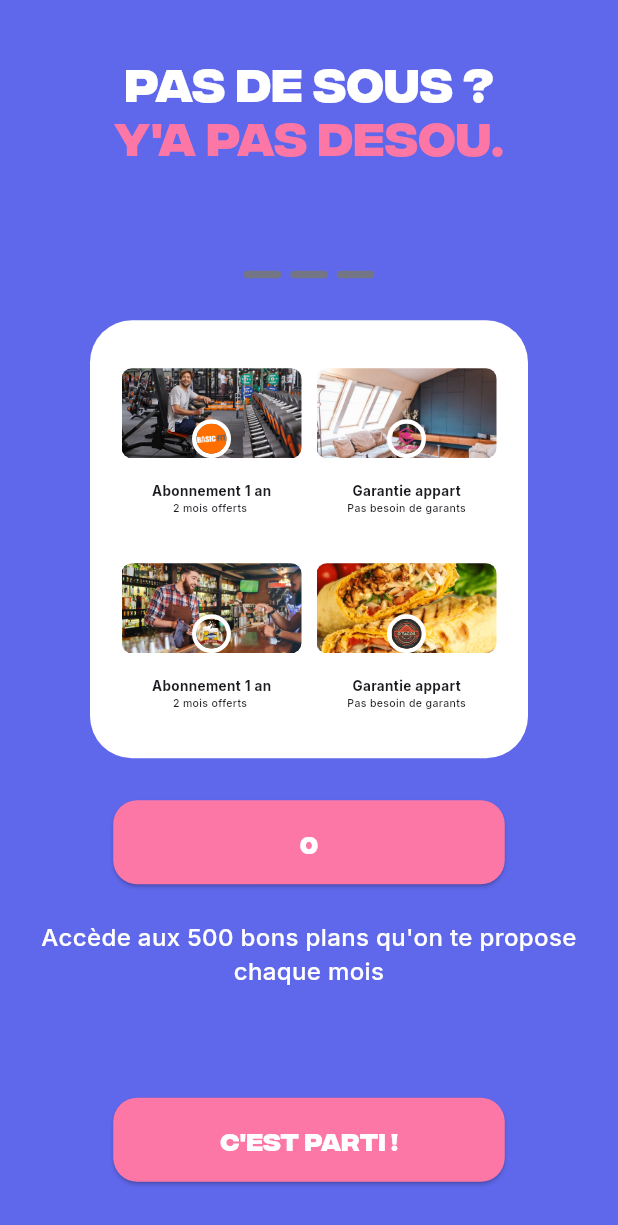
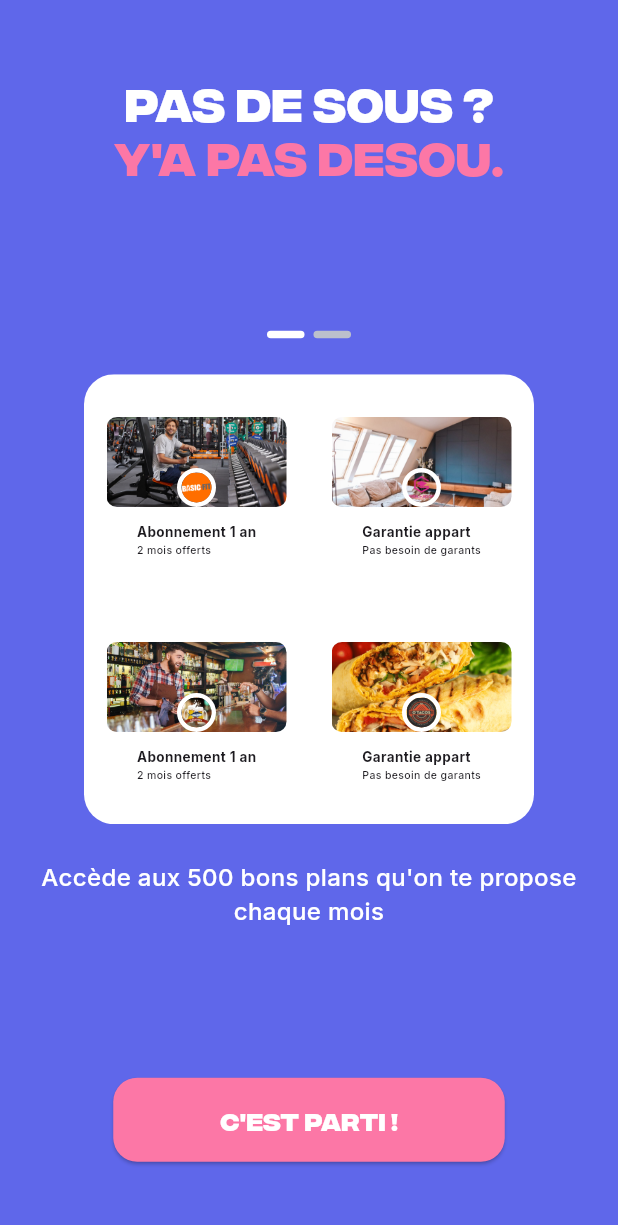
Before and after one commit to eliottignoble/feeder_app, a Flutter app: the screen it shows after launch, on a phone screen of 412 x 824 dp. Shown: the top 1225 px of the screen. Run offline on Flutter 3.47's test engine with Material 3 defaults, Android fonts, the light colour scheme and no system bars; our stand-ins replace go_router, shared_preferences.

Commit message:
:memo: added PageView + state for currentPage

```diff
--- /dev/null
+++ b/lib/features/onboarding/domain/enum/data_onboarding.dart
@@ -0,0 +1,64 @@
+import 'package:feeed/assets/images.dart';
+
+enum ImageInfoCards {
+  image1(
+    CustomImages.basicFeet,
+    CustomImages.logoBasicFeet,
+    'Abonnement 1 an',
+    '2 mois offerts ',
+  ),
+  image2(
+    CustomImages.hotel,
+    CustomImages.logoHotel,
+    'Garantie appart',
+    'Pas besoin de garants',
+  ),
+  image3(
+    CustomImages.bar,
+    CustomImages.lobarBar,
+    'Abonnement 1 an',
+    '2 mois offerts ',
+  ),
+  image4(
+    CustomImages.tacos,
+    CustomImages.logosTacos,
+    'Garantie appart',
+    'Pas besoin de garants',
+  ),
+  image5(
+    CustomImages.logoBasicFeet,
+    CustomImages.basicFeet,
+    'Abonnement 1 an',
+    '2 mois offerts ',
+  ),
+  image6(
+    CustomImages.hotel,
+    CustomImages.logoHotel,
+    'Garantie appart',
+    'Pas besoin de garants',
+  ),
+  image7(
+    CustomImages.bar,
+    CustomImages.lobarBar,
+    'Abonnement 1 an',
+    '2 mois offerts ',
+  ),
+  image8(
+    CustomImages.tacos,
+    CustomImages.logosTacos,
+    'Garantie appart',
+    'Pas besoin de garants',
+  );
+
+  const ImageInfoCards(
+    this.imagePath,
+    this.imageLogo,
+    this.title,
+    this.subtitle,
+  );
+
+  final String imagePath;
+  final String imageLogo;
+  final String title;
+  final String subtitle;
+}
--- a/lib/features/onboarding/presentation/components/cards-onboarding.dart
+++ /dev/null
@@ -1,162 +0,0 @@
-import 'package:feeed/assets/colors.dart';
-import 'package:feeed/assets/images.dart';
-import 'package:feeed/assets/typography.dart';
-import 'package:flutter/material.dart';
-
-class CardsOnboarding extends StatelessWidget {
-  const CardsOnboarding({super.key});
-
-  @override
-  Widget build(BuildContext context) {
-    // 1️⃣ Créer les sous-listes (4 images par card)
-    List<List<ImageInfoCards>> chunkedImages = [];
-    for (var i = 0; i < ImageInfoCards.values.length; i += 4) {
-      chunkedImages.add(
-        ImageInfoCards.values.sublist(
-          i,
-          (i + 4).clamp(0, ImageInfoCards.values.length),
-        ),
-      );
-    }
-
-    return CarouselView(
-      backgroundColor: CustomColors.white,
-      scrollDirection: Axis.horizontal,
-      itemExtent: 300,
-      itemSnapping: true,
-      children: chunkedImages.map((sublist) {
-        final index = sublist;
-        print(chunkedImages.length);
-        return Column(
-          children: [
-            Padding(
-              padding: const EdgeInsets.all(16),
-              child: Column(
-                children: [
-                  GridView.count(
-                    shrinkWrap: true,
-                    crossAxisCount: 2,
-                    physics: const NeverScrollableScrollPhysics(),
-                    children: sublist.map((img) {
-                      return Column(
-                        mainAxisAlignment: MainAxisAlignment.center,
-                        crossAxisAlignment: CrossAxisAlignment.center,
-                        children: [
-                          Stack(
-                            alignment: Alignment.bottomCenter,
-                            children: [
-                              ClipRRect(
-                                borderRadius: BorderRadius.circular(7),
-                                child: Image.asset(
-                                  img.imagePath,
-                                  fit: BoxFit.cover,
-                                  width: 120,
-                                  height: 60,
-                                ),
-                              ),
-                              Container(
-                                decoration: BoxDecoration(
-                                  borderRadius: BorderRadius.circular(20),
-                                  border: Border.all(
-                                    color: CustomColors.white,
-                                    width: 3,
-                                  ),
-                                ),
-                                child: ClipRRect(
-                                  borderRadius: BorderRadius.circular(20),
-                                  child: Image.asset(
-                                    img.imageLogo,
-                                    width: 20,
-                                    height: 20,
-                                  ),
-                                ),
-                              ),
-                            ],
-                          ),
-                          const SizedBox(height: 15),
-                          Text(
-                            img.title,
-                            style: CustomTextStyles.cardsOnboardingTitle,
-                            textAlign: TextAlign.start,
-                          ),
-                          Text(
-                            img.subtitle,
-                            style: CustomTextStyles.cardsOnboardingsDescription,
-                            textAlign: TextAlign.start,
-                          ),
-                        ],
-                      );
-                    }).toList(),
-                  ),
-                ],
-              ),
-            ),
-          ],
-        );
-      }).toList(),
-    );
-  }
-}
-
-enum ImageInfoCards {
-  image1(
-    CustomImages.basicFeet,
-    CustomImages.logoBasicFeet,
-    'Abonnement 1 an',
-    '2 mois offerts ',
-  ),
-  image2(
-    CustomImages.hotel,
-    CustomImages.logoHotel,
-    'Garantie appart',
-    'Pas besoin de garants',
-  ),
-  image3(
-    CustomImages.bar,
-    CustomImages.lobarBar,
-    'Abonnement 1 an',
-    '2 mois offerts ',
-  ),
-  image4(
-    CustomImages.tacos,
-    CustomImages.logosTacos,
-    'Garantie appart',
-    'Pas besoin de garants',
-  ),
-  image5(
-    CustomImages.logoBasicFeet,
-    CustomImages.basicFeet,
-    'Abonnement 1 an',
-    '2 mois offerts ',
-  ),
-  image6(
-    CustomImages.hotel,
-    CustomImages.logoHotel,
-    'Garantie appart',
-    'Pas besoin de garants',
-  ),
-  image7(
-    CustomImages.bar,
-    CustomImages.lobarBar,
-    'Abonnement 1 an',
-    '2 mois offerts ',
-  ),
-  image8(
-    CustomImages.tacos,
-    CustomImages.logosTacos,
-    'Garantie appart',
-    'Pas besoin de garants',
-  );
-
-  const ImageInfoCards(
-    this.imagePath,
-    this.imageLogo,
-    this.title,
-    this.subtitle,
-  );
-
-  final String imagePath;
-  final String imageLogo;
-  final String title;
-  final String subtitle;
-}
--- a/lib/features/onboarding/presentation/components/counter.dart
+++ b/lib/features/onboarding/presentation/components/counter.dart
@@ -2,14 +2,22 @@ import 'package:feeed/features/shared/style/components/cta_button.dart';
 import 'package:flutter/cupertino.dart';
 
 class Counter extends StatefulWidget {
-  const Counter({super.key});
+  const Counter({super.key, required this.lenghtChunkedImages});
+
+  final int lenghtChunkedImages;
 
   @override
   State<Counter> createState() => _CounterState();
 }
 
 class _CounterState extends State<Counter> {
-  int _counter = 0;
+  late int _counter;
+
+  @override
+  void initState() {
+    super.initState();
+    _counter = widget.lenghtChunkedImages;
+  }
 
   void _increment() {
     setState(() {
--- /dev/null
+++ b/lib/features/onboarding/presentation/components/onboarding_card.dart
@@ -0,0 +1,119 @@
+import 'package:feeed/assets/colors.dart';
+import 'package:feeed/assets/typography.dart';
+import 'package:flutter/material.dart';
+
+class CardsOnboarding extends StatefulWidget {
+  const CardsOnboarding({
+    super.key,
+    required this.imagesChunked,
+    required this.onSlideChanged,
+  });
+
+  final List<List> imagesChunked;
+  final void Function(int) onSlideChanged;
+
+  @override
+  State<CardsOnboarding> createState() => _CardsOnboardingState();
+}
+
+class _CardsOnboardingState extends State<CardsOnboarding> {
+  final PageController _controller = PageController();
+  int currentIndex = 0;
+
+  @override
+  // nettoyage du composant
+  void dispose() {
+    _controller.dispose();
+    super.dispose();
+  }
+
+  @override
+  Widget build(BuildContext context) {
+    return PageView.builder(
+      controller: _controller,
+      scrollDirection: Axis.horizontal,
+      // page qui change
+      onPageChanged: (index) {
+        setState(() => currentIndex = index);
+        // on renvoit au parent
+        widget.onSlideChanged(index);
+      },
+      itemCount: widget.imagesChunked.length,
+      itemBuilder: (context, index) {
+        final sublist = widget.imagesChunked[index];
+        return ClipRRect(
+          borderRadius: BorderRadius.circular(20),
+          child: Container(
+            color: CustomColors.white,
+            child: Column(
+              children: [
+                GridView.count(
+                  shrinkWrap: true,
+                  crossAxisCount: 2,
+                  physics: const NeverScrollableScrollPhysics(),
+                  children: sublist.map((img) {
+                    return Column(
+                      spacing: 10,
+                      mainAxisAlignment: MainAxisAlignment.center,
+                      crossAxisAlignment: CrossAxisAlignment.center,
+                      children: [
+                        Stack(
+                          alignment: Alignment.bottomCenter,
+                          children: [
+                            ClipRRect(
+                              borderRadius: BorderRadius.circular(7),
+                              child: Image.asset(
+                                img.imagePath,
+                                fit: BoxFit.cover,
+                                width: 120,
+                                height: 60,
+                              ),
+                            ),
+                            Container(
+                              decoration: BoxDecoration(
+                                borderRadius: BorderRadius.circular(20),
+                                border: Border.all(
+                                  color: CustomColors.white,
+                                  width: 3,
+                                ),
+                              ),
+                              child: ClipRRect(
+                                borderRadius: BorderRadius.circular(20),
+                                child: Image.asset(
+                                  img.imageLogo,
+                                  width: 20,
+                                  height: 20,
+                                ),
+                              ),
+                            ),
+                          ],
+                        ),
+                        Column(
+                          mainAxisAlignment: MainAxisAlignment.start,
+                          crossAxisAlignment: CrossAxisAlignment.start,
+                          children: [
+                            Text(
+                              img.title,
+                              style: CustomTextStyles.cardsOnboardingTitle,
+                              textAlign: TextAlign.start,
+                            ),
+                            Text(
+                              img.subtitle,
+                              style:
+                                  CustomTextStyles.cardsOnboardingsDescription,
+                              textAlign: TextAlign.start,
+                            ),
+                          ],
+                        ),
+                      ],
+                    );
+                  }).toList(),
+                ),
+              ],
+            ),
+          ),
+        );
+      },
+    );
+  }
+}
--- a/lib/features/onboarding/presentation/steps/onboarding_start.dart
+++ b/lib/features/onboarding/presentation/steps/onboarding_start.dart
@@ -1,17 +1,34 @@
 import 'package:feeed/assets/colors.dart';
+import 'package:feeed/features/onboarding/domain/enum/data_onboarding.dart';
 import 'package:feeed/assets/typography.dart';
-import 'package:feeed/features/onboarding/presentation/components/cards-onboarding.dart';
+import 'package:feeed/features/onboarding/presentation/components/onboarding_card.dart';
 import 'package:feeed/features/onboarding/presentation/components/counter.dart';
 import 'package:feeed/features/shared/style/components/cta_button.dart';
 import 'package:feeed/providers/onboarding_providers.dart';
 import 'package:flutter/material.dart';
 import 'package:provider/provider.dart';
 
-class OnboardingStart extends StatelessWidget {
-  const OnboardingStart({super.key});
+class OnboardingStart extends StatefulWidget {
+  @override
+  State<StatefulWidget> createState() => _OnboardingStartSate();
+}
+
+class _OnboardingStartSate extends State<OnboardingStart> {
+  int currentSlide = 0;
 
   @override
   Widget build(BuildContext context) {
+    // 1️⃣ Créer les sous-listes (4 images par card)
+    List<List<ImageInfoCards>> chunkedImages = [];
+    for (var i = 0; i < ImageInfoCards.values.length; i += 4) {
+      chunkedImages.add(
+        ImageInfoCards.values.sublist(
+          i,
+          (i + 4).clamp(0, ImageInfoCards.values.length),
+        ),
+      );
+    }
+
     return Scaffold(
       backgroundColor: CustomColors.bg,
       body: Center(
@@ -37,45 +54,44 @@ class OnboardingStart extends StatelessWidget {
                 ),
               ],
             ),
-
             //  partie centrale
             Column(
               spacing: 24,
               children: [
                 Row(
                   mainAxisAlignment: MainAxisAlignment.center,
-                  spacing: 6,
                   children: [
-                    Container(
-                      decoration: BoxDecoration(
-                        borderRadius: BorderRadius.circular(20),
-                        color: CustomColors.grey,
+                    for (var i = 0; i < chunkedImages.length; i++)
+                      Container(
+                        height: 5,
+                        width: 25,
+                        margin: const EdgeInsets.symmetric(horizontal: 3),
+                        decoration: BoxDecoration(
+                          borderRadius: BorderRadius.circular(20),
+                          color: i == currentSlide
+                              ? CustomColors.white
+                              : CustomColors.greyIcon,
+                        ),
                       ),
-                      height: 5,
-                      width: 25,
-                    ),
-                    Container(
-                      decoration: BoxDecoration(
-                        borderRadius: BorderRadius.circular(20),
-                        color: CustomColors.grey,
-                      ),
-                      height: 5,
-                      width: 25,
-                    ),
-                    Container(
-                      decoration: BoxDecoration(
-                        borderRadius: BorderRadius.circular(20),
-                        color: CustomColors.grey,
-                      ),
-                      height: 5,
-                      width: 25,
-                    ),
                   ],
                 ),
-                // appelle du caroussel
-                Container(height: 300, width: 300, child: CardsOnboarding()),
+                // appelle du pageView
+                SizedBox(
+                  height: 300,
+                  width: 300,
+                  child: CardsOnboarding(
+                    imagesChunked: chunkedImages,
+                    onSlideChanged: (index) {
+                      debugPrint("Slide changed: $index");
+                      setState(() {
+                        currentSlide = index;
+                      });
+                    },
+                  ),
+                ),
+
                 //counter
-                Counter(),
+                //Counter(lenghtChunkedImages: chunkedImages.length),
                 // text
                 Text(
                   "Accède aux 500 bons plans qu'on te propose chaque mois",
```
